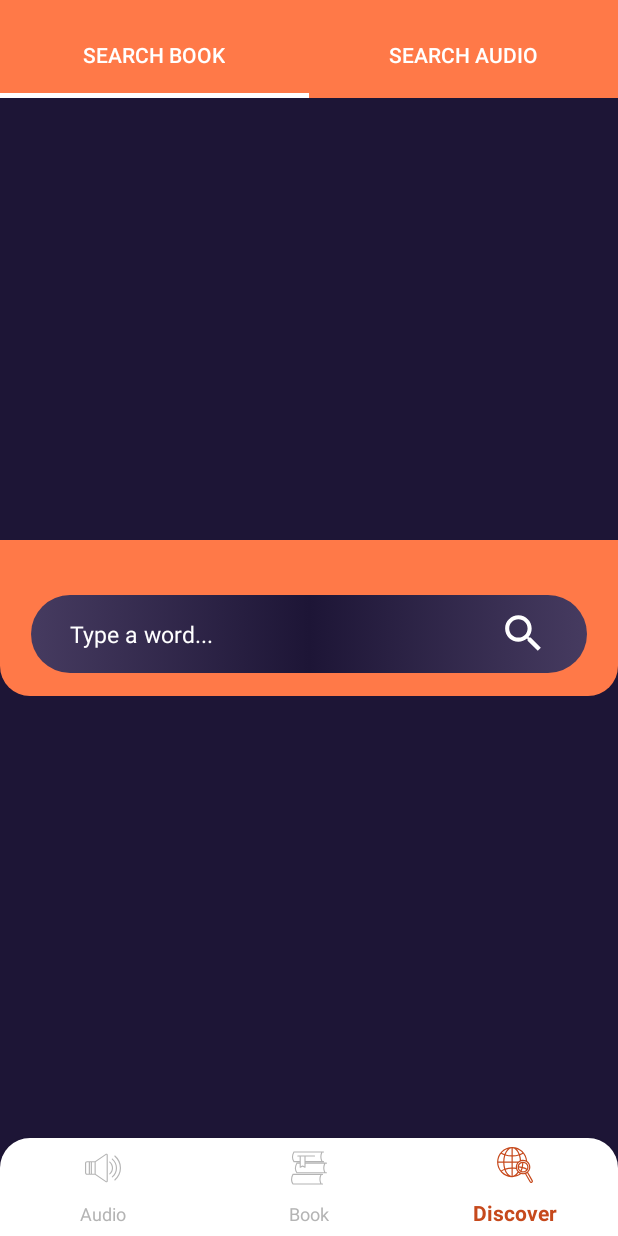
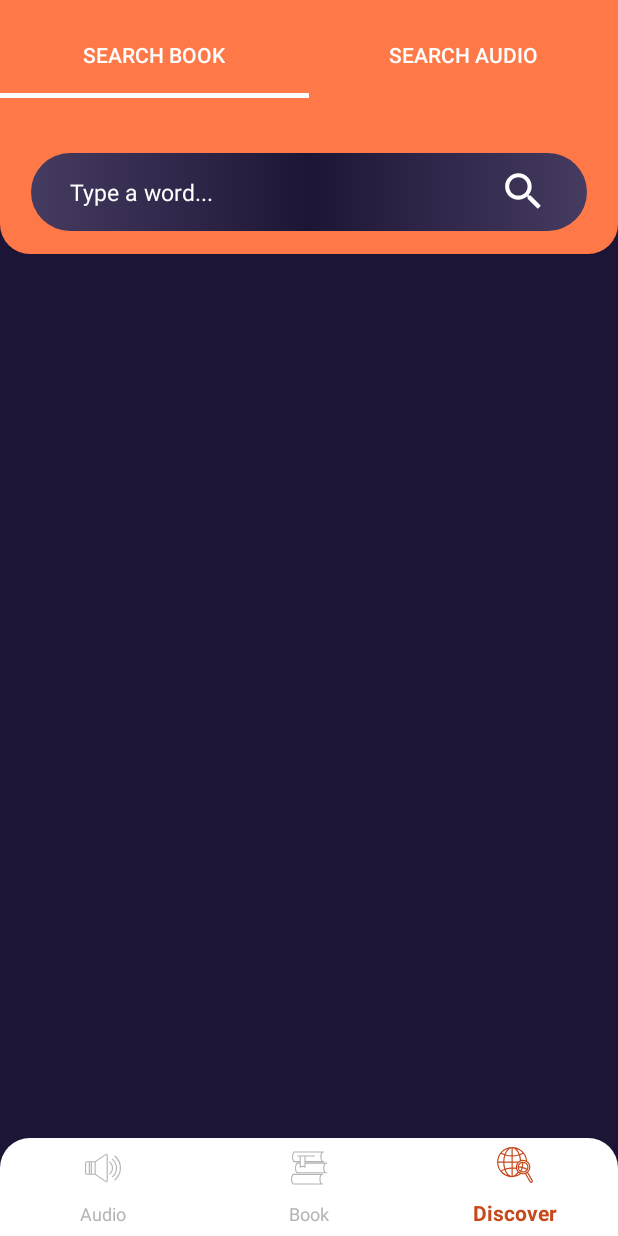
Before and after one commit to alirezamontazer/Library, an Android app: the DiscoverFragment screen opened through its navigation route, on a phone screen of 412 x 824 dp. Run offline under Robolectric (Android 15) with nearby library versions, the phone set to English and light mode, and no system bars; our stand-ins replace Dagger/Hilt's generated code, Timber, data binding, navigation-ui, sdp/ssp sizes; libraries missing offline, so code that uses them is left out: com.rhexgomez.typer, com.xwray.groupie; 1 statement that could not run was skipped.

Commit message:
discover page bug fixed

```diff
--- a/app/src/main/res/layout/book_search_fragment.xml
+++ b/app/src/main/res/layout/book_search_fragment.xml
@@ -11,11 +11,16 @@
 
     </data>
 
-    <androidx.constraintlayout.widget.ConstraintLayout
+    <ScrollView
         android:layout_width="match_parent"
         android:layout_height="match_parent"
         android:background="@color/primaryColor"
         tools:context=".ui.discover.BookSearchFragment">
+
+        <androidx.constraintlayout.widget.ConstraintLayout
+            android:layout_width="match_parent"
+            android:layout_height="match_parent"
+            android:background="@color/primaryColor">
 
             <ImageView
 
@@ -69,7 +74,10 @@
 
             <androidx.recyclerview.widget.RecyclerView
                 android:id="@+id/rc_book"
-            style="@style/main_recycler_style"
+                android:layout_width="match_parent"
+                android:layout_height="match_parent"
+                android:layout_marginStart="@dimen/_16sdp"
+                android:layout_marginEnd="@dimen/_16sdp"
                 app:layoutManager="androidx.recyclerview.widget.LinearLayoutManager"
                 app:layout_constraintBottom_toBottomOf="parent"
                 app:layout_constraintEnd_toEndOf="parent"
@@ -78,4 +86,7 @@
 
 
         </androidx.constraintlayout.widget.ConstraintLayout>
+
+    </ScrollView>
+
 </layout>
--- a/app/src/main/res/layout/discover_fragment.xml
+++ b/app/src/main/res/layout/discover_fragment.xml
@@ -35,9 +35,11 @@
 
         <androidx.viewpager2.widget.ViewPager2
             android:id="@+id/viewPager"
-            android:layout_width="match_parent"
-            android:layout_height="wrap_content"
+            android:layout_width="0dp"
+            android:layout_height="0dp"
             app:layout_constraintBottom_toBottomOf="parent"
+            app:layout_constraintEnd_toEndOf="parent"
+            app:layout_constraintStart_toStartOf="parent"
             app:layout_constraintTop_toBottomOf="@id/tabLayout" />
 
     </androidx.constraintlayout.widget.ConstraintLayout>
--- a/app/src/main/res/values/styles.xml
+++ b/app/src/main/res/values/styles.xml
@@ -123,7 +123,7 @@
 
     <style name="spinner_style">
         <item name="android:layout_width">match_parent</item>
-        <item name="android:layout_height">@dimen/_30sdp</item>
+        <item name="android:layout_height">@dimen/_35sdp</item>
         <item name="android:layout_alignParentStart">true</item>
         <item name="android:layout_alignParentEnd">true</item>
         <item name="android:layout_centerVertical">true</item>
```
Also changed, not shown: app/src/main/res/layout/audio_search_fragment.xml (+18 -4 lines). Lines whose indentation alone changed are shown as unchanged.
